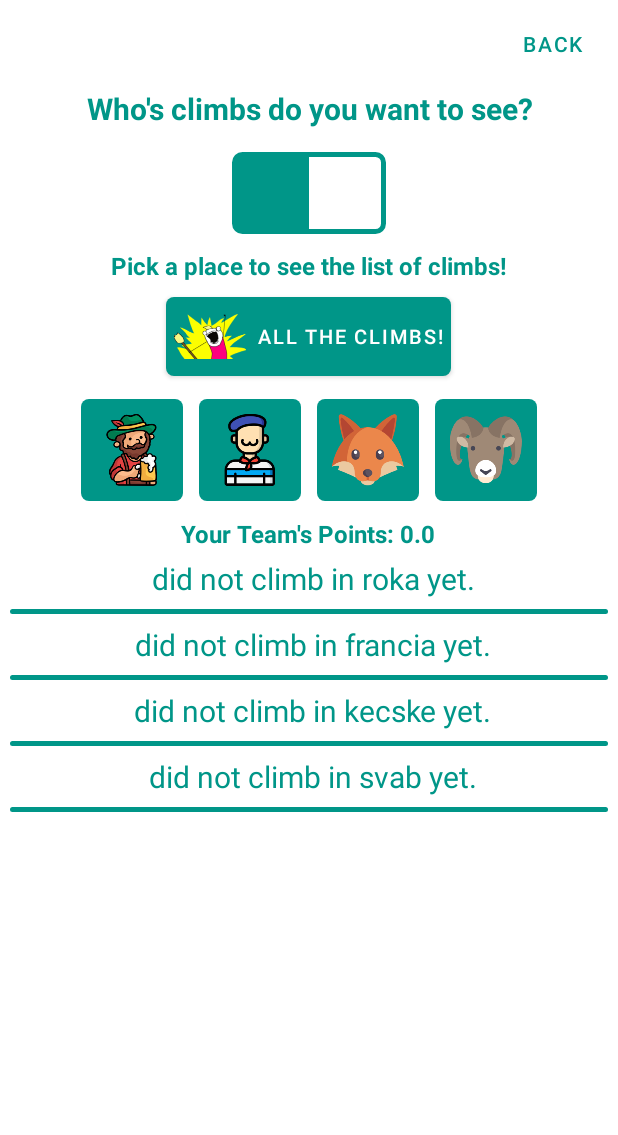
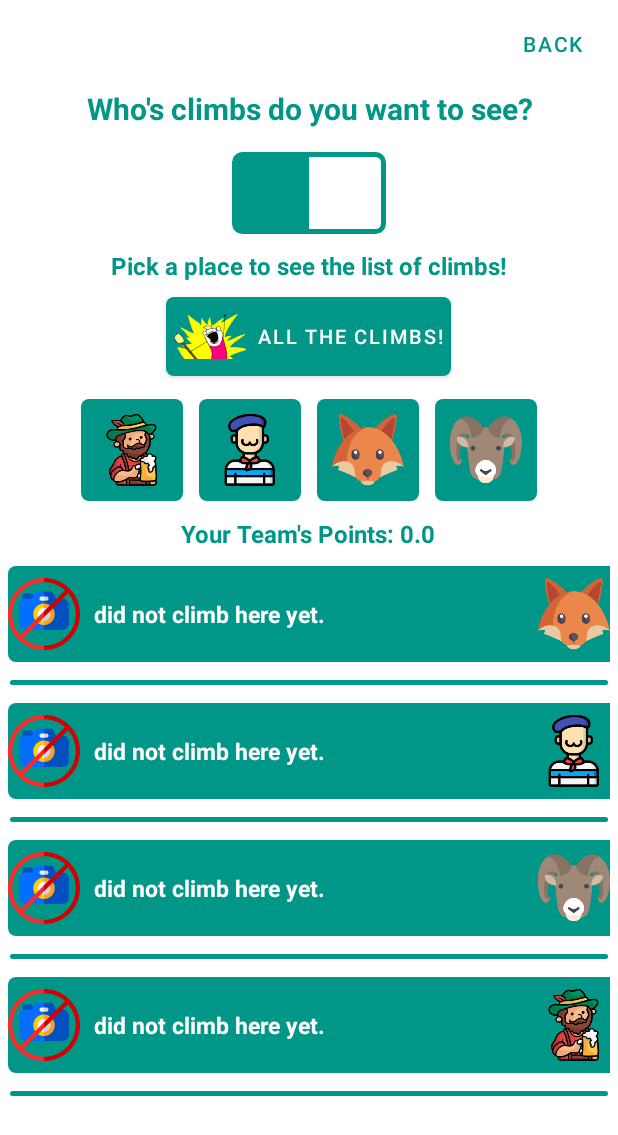
Before and after one commit to BenTrk/BudaJam_App, an Android app: the CheckOutActivity screen opened directly, with no data from a screen before it, after a tap on "ALL THE CLIMBS!", on a phone screen of 412 x 824 dp. Shown: the top 1135 px of the screen. Run offline under Robolectric (Android 15) with nearby library versions, the phone set to English and light mode, and no system bars; our stand-ins replace Firebase (no records; nobody signed in at launch, a user with empty details on screens opened directly).

Commit message:
Added UX design for th "no-climb" "tickets".

```diff
--- a/app/src/main/java/com/example/budajam/CheckOutActivity.java
+++ b/app/src/main/java/com/example/budajam/CheckOutActivity.java
@@ -314,16 +314,29 @@ public class CheckOutActivity extends AppCompatActivity {
         separatorView.setLayoutParams(separator);
         separatorView.setBackgroundResource(R.drawable.separator_checkoutlist);
 
-        TextView placeNoClimb = new TextView(CheckOutActivity.this);
-        placeNoClimb.setGravity(Gravity.CENTER);
-        placeNoClimb.setTextSize(20);
-        if (Build.VERSION.SDK_INT >= Build.VERSION_CODES.M) {
-            placeNoClimb.setTextColor(getColor(R.color.accent));
-        }
-        placeNoClimb.setText(climberName + " did not climb in " + placeName + " yet.");
+        LinearLayout.LayoutParams customViewParams = new LinearLayout.LayoutParams(
+                ViewGroup.LayoutParams.WRAP_CONTENT,
+                ViewGroup.LayoutParams.WRAP_CONTENT
+        );
+
+        View customNoClimbView = new LinearLayout(CheckOutActivity.this);
+        customNoClimbView.setLayoutParams(customViewParams);
+        customNoClimbView = LayoutInflater.from(this).inflate(
+                R.layout.custom_remove_layout, linearLayout, false
+        );
+        TextView placeNoClimb = customNoClimbView.findViewById(R.id.climbedRoutePointsAndClass);
+        ImageView noClimbPlaceNameImage = customNoClimbView.findViewById(R.id.placeNameImage);
+        ImageButton noClimbRemoveButtonImageButton = customNoClimbView.findViewById(R.id.removeButtonImageButton);
+        if (placeName.equals("francia")){ noClimbPlaceNameImage.setImageResource(R.mipmap.french); }
+        else if (placeName.equals("svab")){ noClimbPlaceNameImage.setImageResource(R.mipmap.german); }
+        else if (placeName.equals("kecske")){ noClimbPlaceNameImage.setImageResource(R.mipmap.goat); }
+        else if (placeName.equals("roka")){ noClimbPlaceNameImage.setImageResource(R.mipmap.fox); }
+        placeNoClimb.setText(climberName + " did not climb here yet.");
+        noClimbRemoveButtonImageButton.setImageResource(R.mipmap.no_image);
+        noClimbRemoveButtonImageButton.setEnabled(false);
 
         if (mRouteItemsToAdd.size() < 1){
-            linearLayout.addView(placeNoClimb);
+            linearLayout.addView(customNoClimbView);
             linearLayout.addView(separatorView);
         }
 
@@ -332,14 +345,8 @@ public class CheckOutActivity extends AppCompatActivity {
                 LinearLayout buttonsDetails = new LinearLayout(CheckOutActivity.this);
                 View customRemoveView = new View(CheckOutActivity.this);
 
-                LinearLayout.LayoutParams customViewParams = new LinearLayout.LayoutParams(
-                        ViewGroup.LayoutParams.WRAP_CONTENT,
-                        ViewGroup.LayoutParams.WRAP_CONTENT
-                );
                 customRemoveView.setLayoutParams(customViewParams);
                 buttonsDetails.setLayoutParams(customViewParams);
-
-                //if my custom button is true
 
                 customRemoveView = LayoutInflater.from(this).inflate(
                         R.layout.custom_remove_layout, linearLayout, false
```
Also changed, not shown: app/src/main/res/mipmap-hdpi/no_image.png (added), app/src/main/res/mipmap-mdpi/no_image.png (added), app/src/main/res/mipmap-xhdpi/no_image.png (added), app/src/main/res/mipmap-xxhdpi/no_image.png (added), app/src/main/res/mipmap-xxxhdpi/no_image.png (added).
